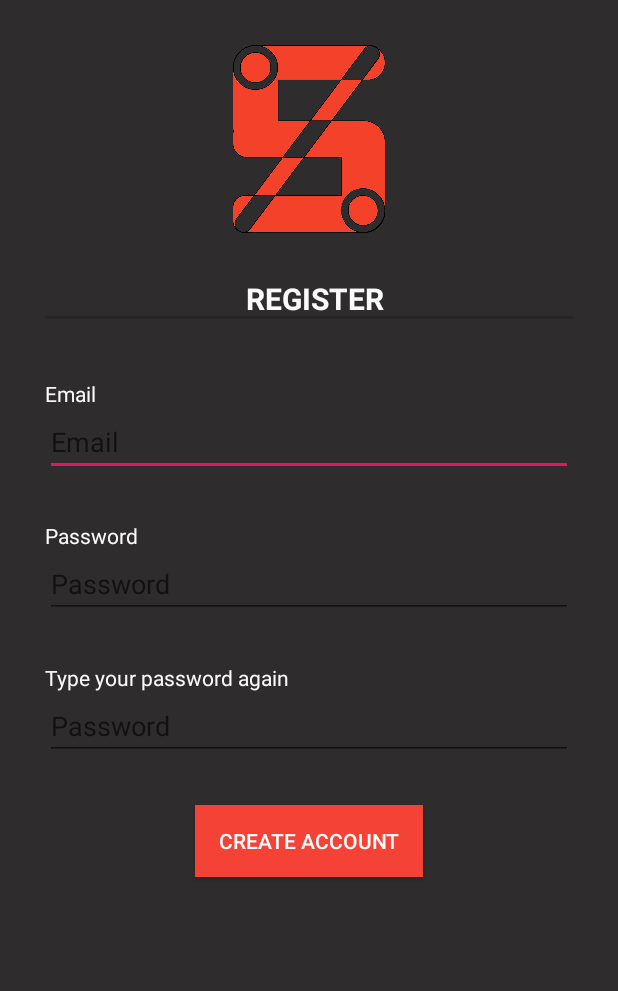
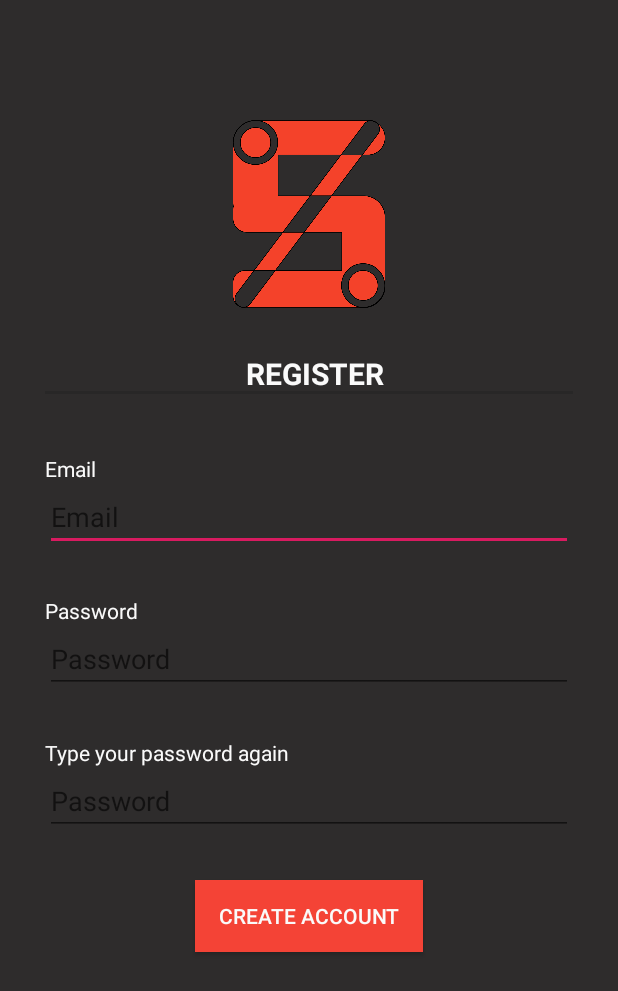
Before and after one commit to NeilTorrero/AndroidSocialNetwork, an Android app: the layout register_screen.xml on its own in the app's theme, with its tools: preview values and no code run, on a phone screen of 412 x 824 dp. Shown: the top 991 px of the screen. Run offline under Robolectric (Android 15) with nearby library versions, the phone set to English and light mode, and no system bars.

Commit message:
#3 refactor: Prettier layout

```diff
--- a/app/src/main/res/layout/register_screen.xml
+++ b/app/src/main/res/layout/register_screen.xml
@@ -18,7 +18,8 @@
             android:layout_width="wrap_content"
             android:layout_height="125dp"
             android:layout_gravity="center"
-            android:src="@drawable/img5prc"/>
+            android:src="@drawable/img5prc"
+            android:layout_marginTop="50dp"/>
 
         <TextView
             style="?android:listSeparatorTextViewStyle"
```
